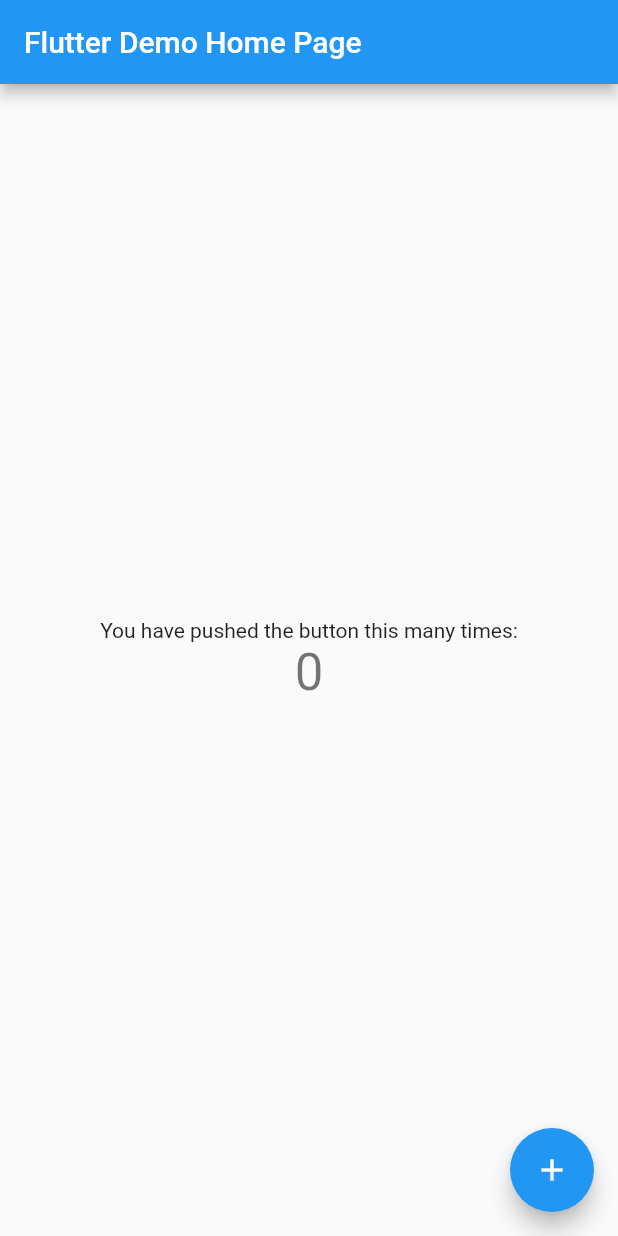
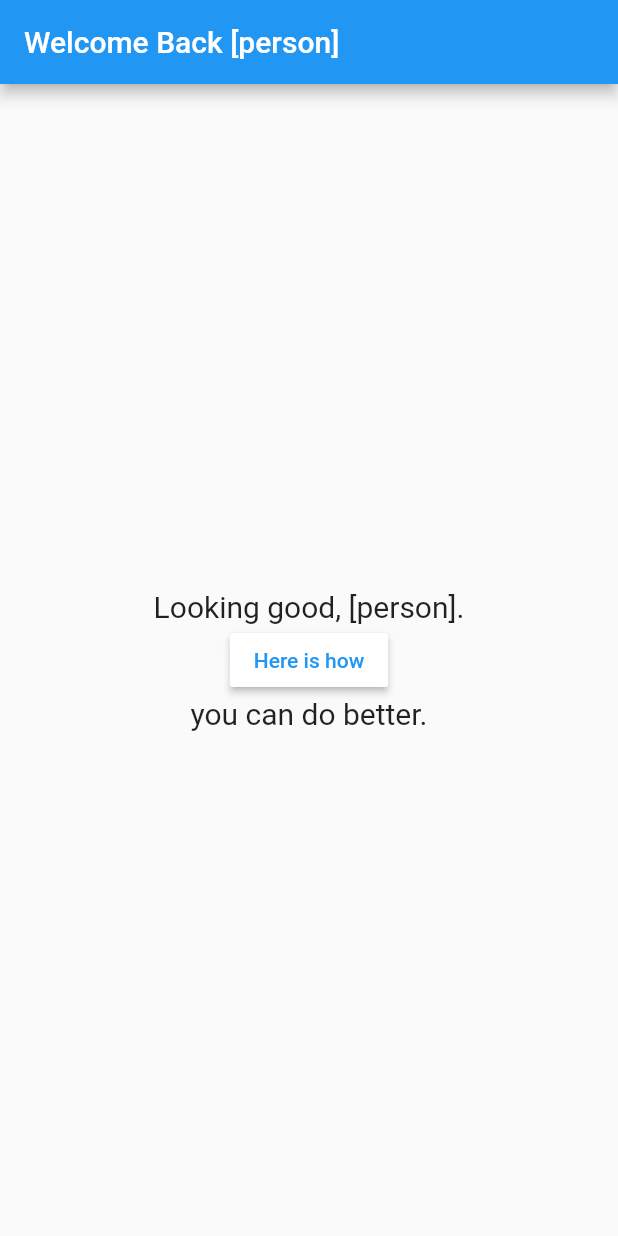
Before and after one commit to shreyachalla/sprout-dsc, a Flutter app: the screen it shows after launch, on a phone screen of 412 x 824 dp. Run offline on Flutter 3.47's test engine with Material 2 defaults, Android fonts, the phone set to English and light mode, and no system bars.

Commit message:
Initial changes to main page

```diff
--- a/sprout_project/lib/main.dart
+++ b/sprout_project/lib/main.dart
@@ -1,10 +1,101 @@
+//import 'package:flutter/material.dart';
+
+/*void main() {
+  runApp(MyApp());
+}*/
+
+//import 'package:flutter/material.dart';
+
 import 'package:flutter/material.dart';
 
-void main() {
-  runApp(MyApp());
+void main() => runApp(App());
+
+class App extends StatelessWidget {
+  @override
+  Widget build(BuildContext context) {
+    return MaterialApp(
+      title: 'Flutter Navigation',
+      home: MainPage(),
+    );
+  }
 }
 
-class MyApp extends StatelessWidget {
+class MainPage extends StatelessWidget {
+  @override
+  Widget build(BuildContext context) {
+    return Scaffold(
+      appBar: AppBar(
+        title: Text('Welcome Back [person]'),
+      ),
+      body: Center(
+        child: Column(
+          mainAxisAlignment: MainAxisAlignment.center,
+          children: <Widget>[
+            Text(
+              'Looking good, [person].',
+              style: TextStyle(
+                fontSize: 20,
+              ),
+            ),
+            //Text(),
+            //Text('Here is how'),
+            RaisedButton(
+              textColor: Colors.blue,
+              color: Colors.white,
+              child: Text('Here is how'),
+              onPressed: () {
+                navigateToSubPage(context);
+              },
+            ),
+            Text(
+              'you can do better.',
+              style: TextStyle(
+                fontSize: 20,
+              ),
+            ),
+          ],
+        ),
+      ),
+    );
+  }
+
+  Future navigateToSubPage(context) async {
+    Navigator.push(context, MaterialPageRoute(builder: (context) => SubPage()));
+  }
+}
+
+class SubPage extends StatelessWidget {
+  @override
+  Widget build(BuildContext context) {
+    return Scaffold(
+      appBar: AppBar(
+        title: Text('Weekly Recommendations'),
+        backgroundColor: Colors.redAccent,
+      ),
+      body: Center(
+        child: Column(
+          mainAxisAlignment: MainAxisAlignment.center,
+          children: <Widget>[
+            Text('Click button to back to Main Page'),
+            RaisedButton(
+              textColor: Colors.white,
+              color: Colors.redAccent,
+              child: Text('Back to Main Page'),
+              onPressed: () {
+                backToMainPage(context);
+              },
+            )
+          ],
+        ),
+      ),
+    );
+  }
+
+  void backToMainPage(context) {
+    Navigator.pop(context);
+  }
+}
+/*class MyApp extends StatelessWidget {
   // This widget is the root of your application.
   @override
   Widget build(BuildContext context) {
@@ -115,3 +206,4 @@
     );
   }
 }
+*/
```
